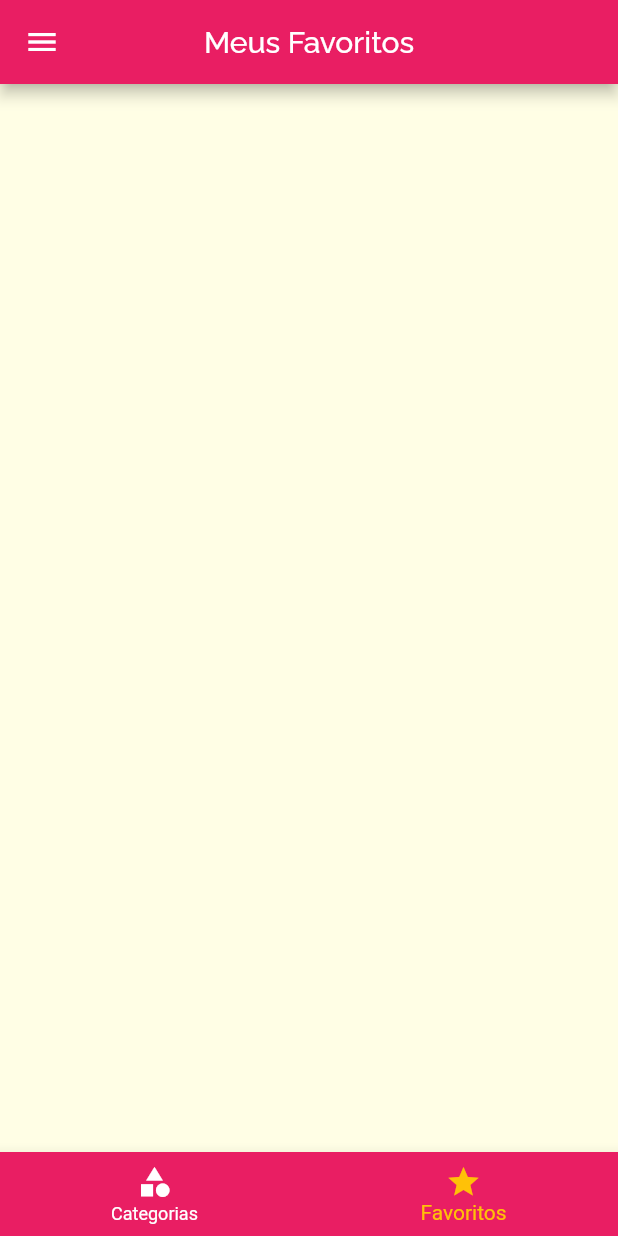
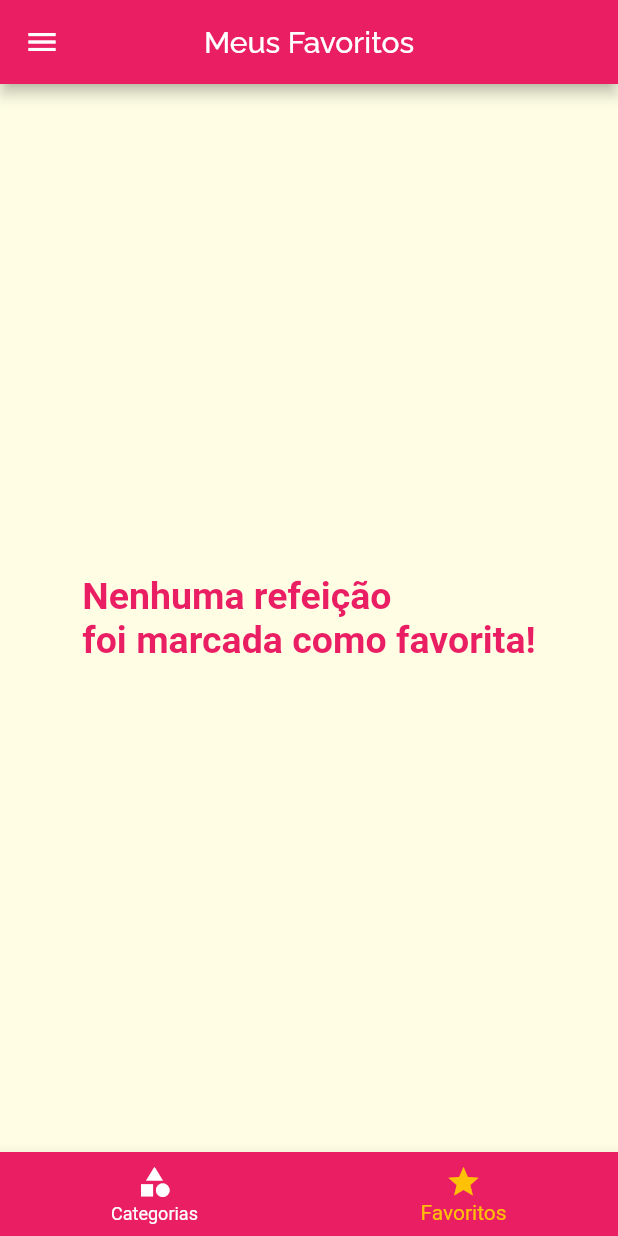
Before and after one commit to LetRicette/meals-recipe-flutter, a Flutter app: the screen it shows after launch, item 2 of the bottom bar chosen, on a phone screen of 412 x 824 dp. Run offline on Flutter 3.47's test engine with Material 2 defaults, Android fonts, the phone set to English and light mode, and no system bars.

Commit message:
Marcar como Favorito

```diff
--- a/lib/main.dart
+++ b/lib/main.dart
@@ -18,6 +18,7 @@ class MyApp extends StatefulWidget {
 class _MyAppState extends State<MyApp> {
   Settings settings = Settings();
   List<Meal> _avaliableMeals = DUMMY_MEALS;
+  List<Meal> _favoriteMeals = [];
 
   void _filterMeals(Settings settings) {
     setState(() {
@@ -36,6 +37,18 @@ class _MyAppState extends State<MyApp> {
     });
   }
 
+  void _toggleFavorite(Meal meal) {
+    setState(() {
+      _favoriteMeals.contains(meal)
+          ? _favoriteMeals.remove(meal)
+          : _favoriteMeals.add(meal);
+    });
+  }
+
+  bool _isFavorite(Meal meal) {
+    return _favoriteMeals.contains(meal);
+  }
+
   @override
   Widget build(BuildContext context) {
     return MaterialApp(
@@ -52,10 +65,11 @@ class _MyAppState extends State<MyApp> {
             )),
       ),
       routes: {
-        AppRoutes.HOME: (ctx) => TabsScreen(),
+        AppRoutes.HOME: (ctx) => TabsScreen(_favoriteMeals),
         AppRoutes.CATEGORIES_MEALS: (ctx) =>
             CategoriesMealsScreen(_avaliableMeals),
-        AppRoutes.MEAL_DETAIL: (ctx) => MealDetailScreen(),
+        AppRoutes.MEAL_DETAIL: (ctx) =>
+            MealDetailScreen(_toggleFavorite, _isFavorite),
         AppRoutes.SETTINGS: (ctx) => SettingsScreen(settings, _filterMeals),
       },
     );
--- a/lib/screens/favorite_screen.dart
+++ b/lib/screens/favorite_screen.dart
@@ -1,12 +1,30 @@
 import 'package:flutter/material.dart';
+import 'package:meals/components/meal_item.dart';
+import 'package:meals/models/meal.dart';
 
 class FavoriteScreen extends StatelessWidget {
-  const FavoriteScreen({Key? key}) : super(key: key);
+  List<Meal> favoriteMeals;
+  FavoriteScreen(this.favoriteMeals);
 
   @override
   Widget build(BuildContext context) {
-    return Container(
-      child: null,
-    );
+    if (favoriteMeals.isEmpty) {
+      return Center(
+        child: Text(
+          'Nenhuma refeição\nfoi marcada como favorita!',
+          style: TextStyle(
+            color: Colors.pink,
+            fontWeight: FontWeight.bold,
+            fontSize: 25,
+          ),
+        ),
+      );
+    } else {
+      return ListView.builder(
+          itemCount: favoriteMeals.length,
+          itemBuilder: (ctx, index) {
+            return MealItem(favoriteMeals[index]);
+          });
+    }
   }
 }
--- a/lib/screens/tabs_screen.dart
+++ b/lib/screens/tabs_screen.dart
@@ -2,9 +2,12 @@ import 'package:flutter/material.dart';
 import 'categories_screen.dart';
 import 'favorite_screen.dart';
 import 'package:meals/components/main_drawer.dart';
+import '../models/meal.dart';
 
 class TabsScreen extends StatefulWidget {
-  const TabsScreen({Key? key}) : super(key: key);
+  List<Meal> favoriteMeals;
+
+  TabsScreen(this.favoriteMeals);
 
   @override
   _TabsScreenState createState() => _TabsScreenState();
@@ -12,10 +15,16 @@ class TabsScreen extends StatefulWidget {
 
 class _TabsScreenState extends State<TabsScreen> {
   int _selectedScreenIndex = 0;
-  final List<Widget> _screens = [
-    CategoriesScreen(),
-    FavoriteScreen(),
-  ];
+  List<Widget> _screens = [];
+
+  @override
+  void initState() {
+    super.initState();
+    _screens = [
+      CategoriesScreen(),
+      FavoriteScreen(widget.favoriteMeals),
+    ];
+  }
 
   final List<String> _titles = [
     'Lista de Categorias',
```
Also changed, not shown: lib/screens/meal_detail_screen.dart (+7 -2 lines).
